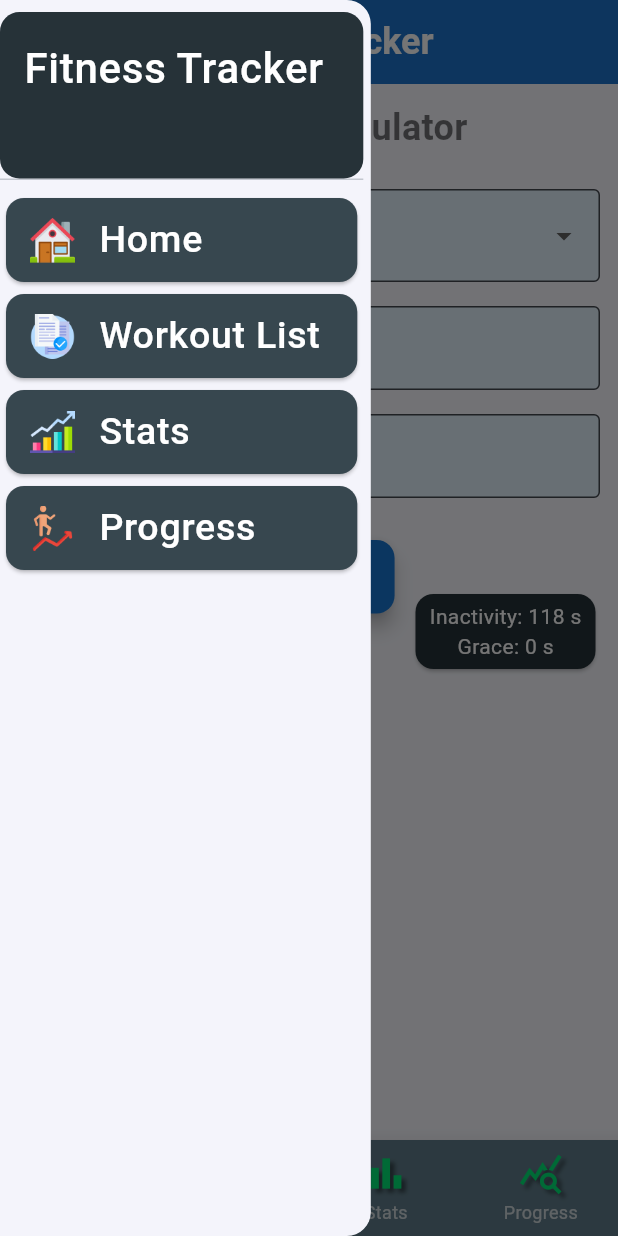
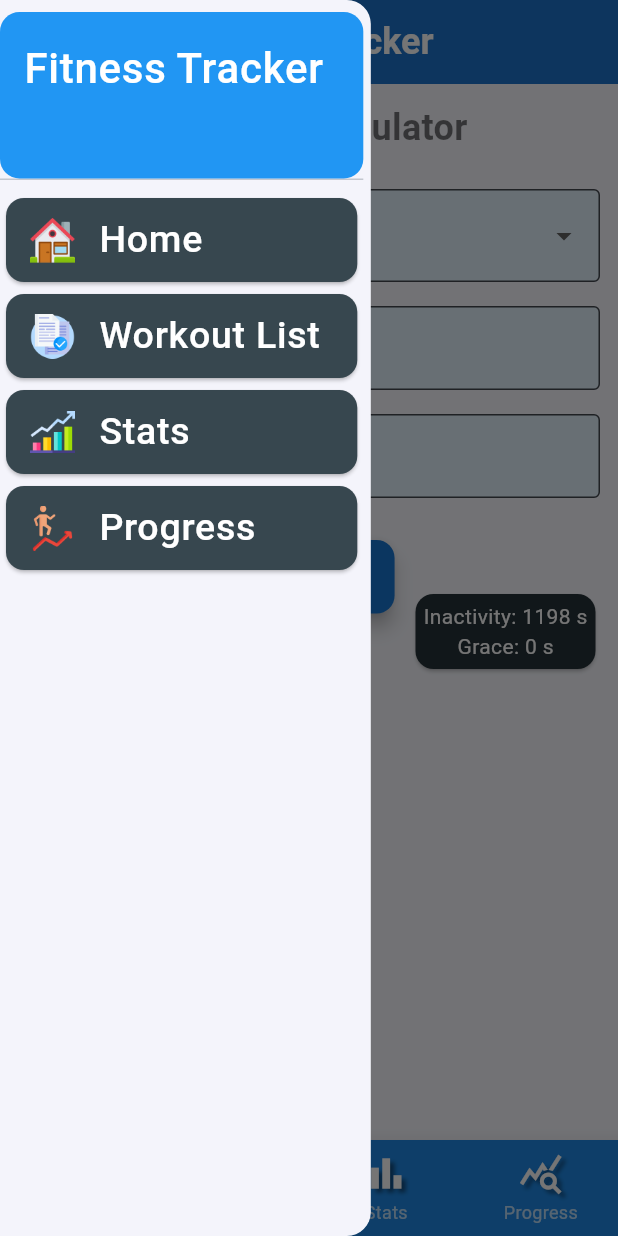
Before and after one commit to MasumBillah00/Flutter_RnD, a Flutter app: the HomeScreen screen opened directly with empty values, with the side drawer open, on a phone screen of 412 x 824 dp. Run offline on Flutter 3.47's test engine with Material 2 defaults, Android fonts, the phone set to English and light mode, and no system bars; our stand-ins replace bloc, device_info_plus, equatable, fl_chart, flutter_bloc, font_awesome_flutter and 5 more; missing offline and left inert: android_intent_plus; accounts and stored records are empty.

Commit message:
Changes Ui for final time

```diff
--- a/lib/app_view/fitness_tracker/view/screen/home_screen.dart
+++ b/lib/app_view/fitness_tracker/view/screen/home_screen.dart
@@ -99,7 +99,7 @@ class _HomeScreenState extends State<HomeScreen> {
               ],
               currentIndex: _selectedIndex,
               onTap: _onItemTapped,
-              backgroundColor: Colors.blueGrey, // Set background color
+              backgroundColor: Colors.blue.shade600, // Set background color
               selectedItemColor: Colors.amber, // Color of selected icon and label
               unselectedItemColor: Colors.white70, // Color of unselected icons and labels
               showUnselectedLabels: true, // Show labels for unselected items
@@ -120,7 +120,7 @@ class _HomeScreenState extends State<HomeScreen> {
       icon: Icon(
         icon,
         size: 30,
-        color: Colors.greenAccent.shade400,
+        color: Colors.white,
         shadows: const [
           Shadow(
             offset: Offset(3.0, 3.0), // Shadow position
--- a/lib/app_view/fitness_tracker/view/widget/drawer_widget.dart
+++ b/lib/app_view/fitness_tracker/view/widget/drawer_widget.dart
@@ -41,7 +41,7 @@ class _Fitness_DrawerState extends State<Fitness_Drawer> {
                 SizedBox(
                   height: 120,
                   child: DrawerHeader(
-                    decoration: BoxDecoration(color: Colors.blueGrey[900], borderRadius: BorderRadius.circular(13)),
+                    decoration: BoxDecoration(color: Colors.blue, borderRadius: BorderRadius.circular(13)),
                     child: const Text(
                       'Fitness Tracker',
                       style: TextStyle(
--- a/lib/app_view/todo_app/view/component/alert_dialog.dart
+++ b/lib/app_view/todo_app/view/component/alert_dialog.dart
@@ -18,14 +18,14 @@ void showConfirmationDialog({
             onPressed: () {
               Navigator.of(context).pop(); // Close the dialog
             },
-            child: const Text('Cancel'),
+            child: const Text('Cancel',style: TextStyle(color: Colors.black),),
           ),
           TextButton(
             onPressed: () {
               onConfirm();
               Navigator.of(context).pop(); // Close the dialog
             },
-            child: const Text('Delete'),
+            child: const Text('Delete',style: TextStyle(color: Colors.red),),
           ),
         ],
       );
--- a/lib/app_view/todo_app/view/todo_app_screen/complete_task_screen.dart
+++ b/lib/app_view/todo_app/view/todo_app_screen/complete_task_screen.dart
@@ -26,9 +26,7 @@ class CompleteTasksScreen extends StatefulWidget {
 class _CompleteTasksScreenState extends State<CompleteTasksScreen> {
   @override
   Widget build(BuildContext context) {
-    return Padding(
-      padding: const EdgeInsets.all(8.0),
-      child: SafeArea(
+    return SafeArea(
       child: Scaffold(
         appBar: AppBar(
           title: const Text(
@@ -86,7 +84,6 @@ class _CompleteTasksScreenState extends State<CompleteTasksScreen> {
           ),
         ),
       ),
-      ),
     );
   }
 
--- a/lib/app_view/todo_app/view/todo_app_screen/deleted_item_screen.dart
+++ b/lib/app_view/todo_app/view/todo_app_screen/deleted_item_screen.dart
@@ -28,9 +28,7 @@ class _DeletedItemScreenState extends State<DeletedItemScreen> {
 
   @override
   Widget build(BuildContext context) {
-    return Padding(
-      padding: const EdgeInsets.all(8),
-      child: Scaffold(
+    return Scaffold(
       appBar: AppBar(
         title: const Text(
           'Recycle Bin',
@@ -101,7 +99,6 @@ class _DeletedItemScreenState extends State<DeletedItemScreen> {
           },
         ),
       ),
-      ),
     );
   }
 
--- a/lib/app_view/todo_app/view/todo_app_screen/task_add_screen.dart
+++ b/lib/app_view/todo_app/view/todo_app_screen/task_add_screen.dart
@@ -55,7 +55,7 @@ class _TaskAddScreenState extends State<TaskAddScreen> {
     return SafeArea(
         child: Scaffold(
       appBar: AppBar(
-        backgroundColor: Colors.amber.shade600,
+        //backgroundColor: Colors.amber.shade600,
         title: const Text('Add Task'),
         leading: IconButton(
           icon: const Icon(Icons.arrow_back),
--- a/lib/app_view/todo_app/view/todo_app_screen/todo_app_screen.dart
+++ b/lib/app_view/todo_app/view/todo_app_screen/todo_app_screen.dart
@@ -82,7 +82,7 @@ class _ToDoAppScreenState extends State<ToDoAppScreen> {
 
                     // Ensure UI is built properly here
                     return Card(
-                      color: Colors.grey[900],
+                      color: Colors.grey[700],
                       elevation: 4,
                       shape: RoundedRectangleBorder(
                         borderRadius: BorderRadius.circular(10),
@@ -194,11 +194,11 @@ class _ToDoAppScreenState extends State<ToDoAppScreen> {
   Widget build(BuildContext context) {
     return SafeArea(
       child: Padding(
-        padding: const EdgeInsets.only(top: 10, right: 10, left: 10),
+        padding: const EdgeInsets.only(top: 10,),
         child: Scaffold(
           appBar: _selectedIndex == 0
               ? AppBar(
-            backgroundColor: Colors.amber.shade600,
+           // backgroundColor: Colors.amber.shade600,
             title: const Text(
               'TODO APP',
               style: TextStyle(
--- a/lib/inactivitytimer.dart
+++ b/lib/inactivitytimer.dart
@@ -16,7 +16,7 @@ class InactivityListener extends StatefulWidget {
     required this.child,
     required this.inactivityTimerNotifier,
     required this.graceTimerNotifier,
-    this.timeoutDuration = const Duration(seconds: 120),
+    this.timeoutDuration = const Duration(seconds: 1200),
     this.gracePeriodDuration = const Duration(seconds: 60),
   });
   @override
```
Also changed, not shown: lib/app_view/fitness_tracker/view/screen/workout_calculator.dart (+11 -36 lines), lib/app_view/fitness_tracker/view/screen/workout_list.dart (+12 -4 lines), lib/app_view/todo_app/view/component/component_widget.dart (+1 -26 lines), lib/app_view/todo_app/view/todo_app_screen/favorite_item_screen.dart (+3 -23 lines). Lines whose indentation alone changed are shown as unchanged.
